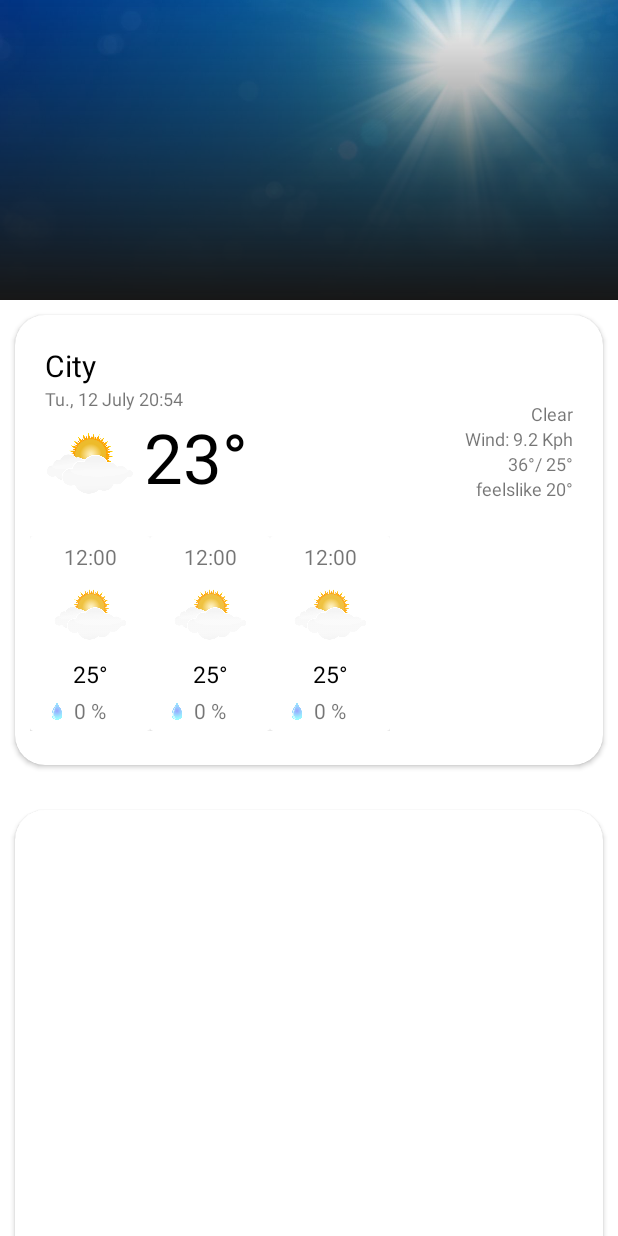
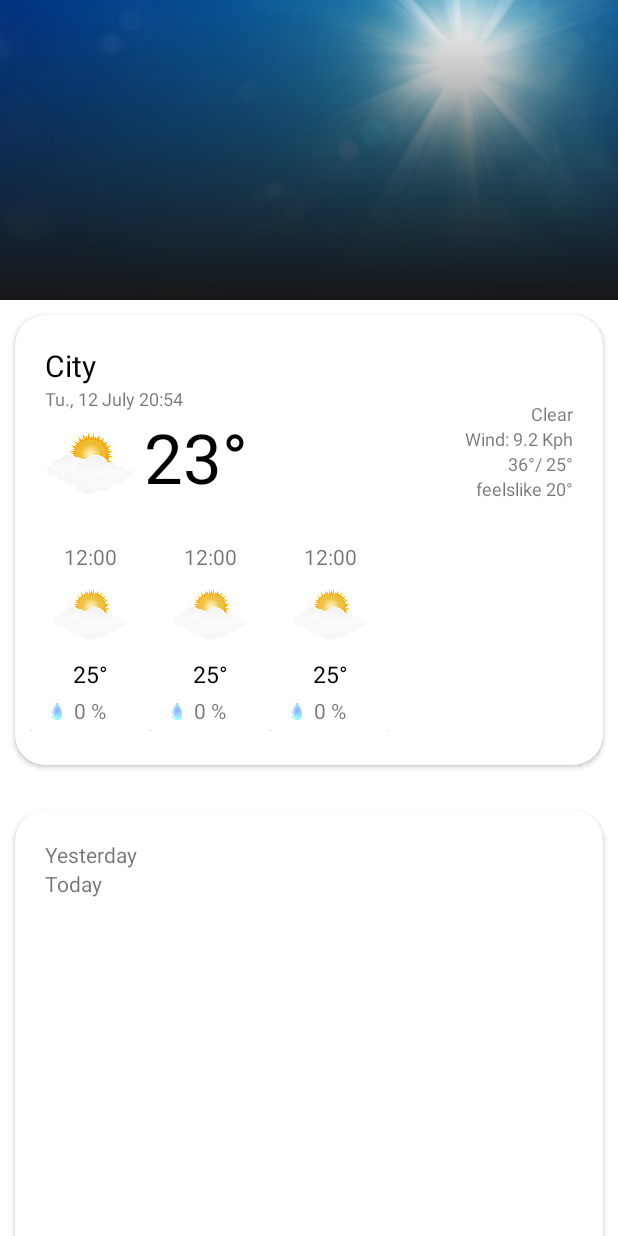
Before and after one commit to agul1no/Weatherlicious, an Android app: the layout fragment_main.xml on its own in the app's theme, with its tools: preview values and no code run, on a phone screen of 412 x 824 dp. Run offline under Robolectric (Android 15) with nearby library versions, the phone set to English and light mode, and no system bars; network calls fail.

Commit message:
icon issue fixed. Now the png images from the json response will shown correctly

```diff
--- a/app/src/main/java/com/example/weatherlicious/ui/mainfragment/MainFragment.kt
+++ b/app/src/main/java/com/example/weatherlicious/ui/mainfragment/MainFragment.kt
@@ -108,9 +108,9 @@ class MainFragment : Fragment() {
             tvWindKPH.text = "Wind:  ${forecastWeather.current.wind_kph.toInt()} Kph"
             tvMaxUndMinTemp.text = "${forecastWeather.forecast.forecastday[0].day.maxtemp_c.toInt()}° / ${forecastWeather.forecast.forecastday[0].day.mintemp_c.toInt()}°"
             tvConditionText.text = forecastWeather.current.condition.text
-            Glide.with(context!!).load(forecastWeather.current.condition.icon)
+            Glide.with(context!!).load("https:${forecastWeather.current.condition.icon}")
                 .centerCrop().transition(DrawableTransitionOptions.withCrossFade())
-                .placeholder(R.mipmap.weatherlicious_logo)
+                //.placeholder(R.mipmap.weatherlicious_logo)
                 .into(ivConditionIcon)
         }
     }
--- a/app/src/main/java/com/example/weatherlicious/ui/mainfragment/WeatherForecastAdapter.kt
+++ b/app/src/main/java/com/example/weatherlicious/ui/mainfragment/WeatherForecastAdapter.kt
@@ -1,5 +1,6 @@
 package com.example.weatherlicious.ui.mainfragment
 
+import android.graphics.BitmapFactory
 import android.view.LayoutInflater
 import android.view.ViewGroup
 import androidx.recyclerview.widget.DiffUtil
@@ -38,9 +39,11 @@ class WeatherForecastAdapter : ListAdapter<Hour, WeatherForecastAdapter.ViewHold
                 tvTime.text = forecastWeatherHourly.time.dateToMillisHourMin().timeFormatterHourMin()
                 tvTemp.text = "${forecastWeatherHourly.temp_c.toInt()}°"
                 tvRainProbability.text = "${forecastWeatherHourly.chance_of_rain} %"
-                Glide.with(itemView).load(forecastWeatherHourly.condition.icon)
+                //val bitmap = BitmapFactory.decodeStream("https:${forecastWeatherHourly.condition.icon}")
+                //itemBinding.ivWeatherImage.setImageBitmap(bitmap)
+                Glide.with(itemView).load("https:${forecastWeatherHourly.condition.icon}")
                     .centerCrop().transition(DrawableTransitionOptions.withCrossFade())
-                    .placeholder(R.mipmap.weatherlicious_logo)
+                    //.placeholder(R.mipmap.weatherlicious_logo)
                     .into(ivWeatherImage)
             }
         }
--- a/app/src/main/res/layout/fragment_main.xml
+++ b/app/src/main/res/layout/fragment_main.xml
@@ -196,6 +196,32 @@
                 android:layout_marginEnd="10dp"
                 app:layout_constraintTop_toBottomOf="@+id/cardViewCurrentWeather" >
 
+                <androidx.constraintlayout.widget.ConstraintLayout
+                    android:layout_width="match_parent"
+                    android:layout_height="match_parent">
+
+                    <TextView
+                        android:id="@+id/tvYesterday"
+                        android:layout_width="wrap_content"
+                        android:layout_height="wrap_content"
+                        android:textSize="14sp"
+                        android:layout_marginStart="20dp"
+                        android:layout_marginTop="20dp"
+                        app:layout_constraintStart_toStartOf="parent"
+                        app:layout_constraintTop_toTopOf="parent"
+                        tools:text="Yesterday" />
+
+                    <TextView
+                        android:id="@+id/tvToday"
+                        android:layout_width="wrap_content"
+                        android:layout_height="wrap_content"
+                        android:textSize="14sp"
+                        app:layout_constraintStart_toStartOf="@+id/tvYesterday"
+                        app:layout_constraintTop_toBottomOf="@+id/tvYesterday"
+                        tools:text="Today" />
+
+                </androidx.constraintlayout.widget.ConstraintLayout>
+
             </androidx.cardview.widget.CardView>
 
             <androidx.cardview.widget.CardView
```
